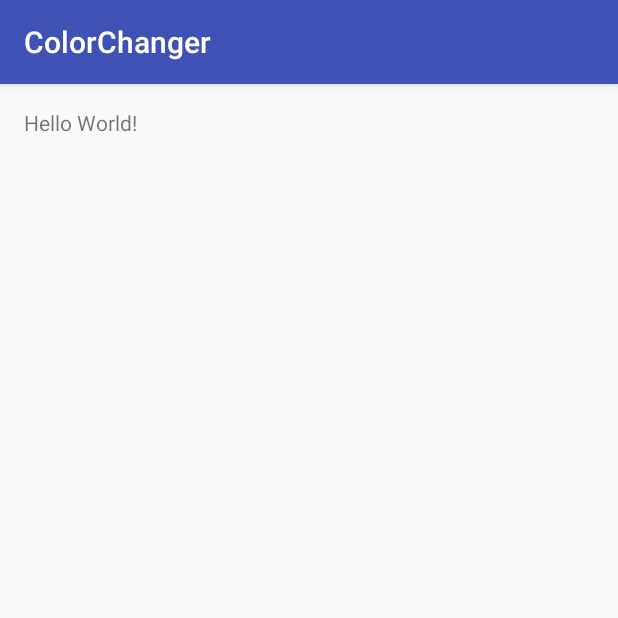
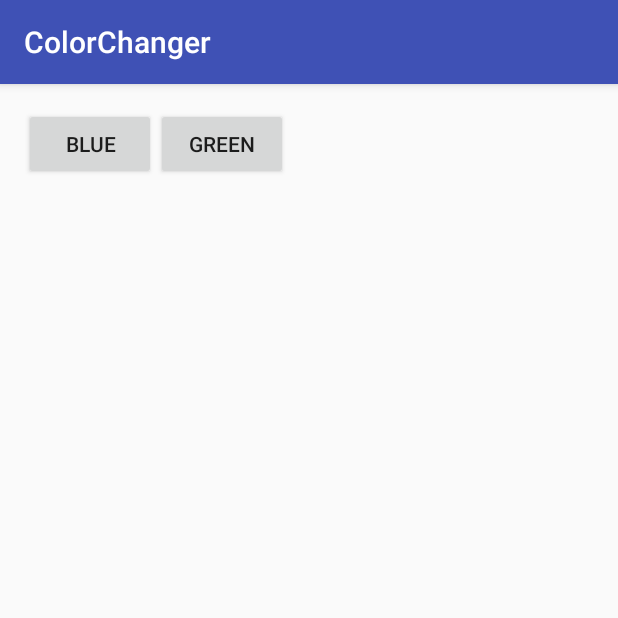
Before and after one commit to cbouwense/ColorChanger, an Android app: the screen it shows after launch (MainActivity), on a phone screen of 412 x 824 dp, the top half of it. Run offline under Robolectric (Android 15) with nearby library versions, the phone set to English and light mode, and no system bars.

Commit message:
Added buttons which change the background color to blue or green.

```diff
--- a/app/src/main/java/com/example/christian/colorchanger/MainActivity.java
+++ b/app/src/main/java/com/example/christian/colorchanger/MainActivity.java
@@ -1,13 +1,41 @@
 package com.example.christian.colorchanger;
 
+import android.graphics.Color;
 import android.support.v7.app.AppCompatActivity;
 import android.os.Bundle;
+import android.view.View;
+import android.widget.Button;
+import android.widget.RelativeLayout;
+
+import static com.example.christian.colorchanger.R.layout.activity_main;
 
 public class MainActivity extends AppCompatActivity {
+
+    RelativeLayout background;
+    Button b_btn, g_btn;
 
     @Override
     protected void onCreate(Bundle savedInstanceState) {
         super.onCreate(savedInstanceState);
         setContentView(R.layout.activity_main);
+
+        background = (RelativeLayout) findViewById(R.id.activity_main);
+        b_btn = (Button) findViewById(R.id.b_btn_id);
+        g_btn = (Button) findViewById(R.id.g_btn_id);
+
+        b_btn.setOnClickListener(new View.OnClickListener() {
+            @Override
+            public void onClick(View view) {
+                background.setBackgroundColor(Color.parseColor("#0000FF"));
+            }
+        });
+
+        g_btn.setOnClickListener(new View.OnClickListener() {
+            @Override
+            public void onClick(View view) {
+                background.setBackgroundColor(Color.parseColor("#00FF00"));
+            }
+        });
+
     }
 }
--- a/app/src/main/res/layout/activity_main.xml
+++ b/app/src/main/res/layout/activity_main.xml
@@ -10,8 +10,19 @@
     android:paddingTop="@dimen/activity_vertical_margin"
     tools:context="com.example.christian.colorchanger.MainActivity">
 
-    <TextView
+    <Button
         android:layout_width="wrap_content"
         android:layout_height="wrap_content"
-        android:text="Hello World!" />
+        android:text="Blue"
+        android:id = "@+id/b_btn_id" />
+
+    <Button
+        android:layout_width="wrap_content"
+        android:layout_height="wrap_content"
+        android:text="Green"
+        android:id = "@+id/g_btn_id"
+        android:layout_alignParentTop="true"
+        android:layout_toRightOf="@+id/b_btn_id"
+        android:layout_toEndOf="@+id/b_btn_id" />
+
 </RelativeLayout>
--- a/app/src/main/res/values/strings.xml
+++ b/app/src/main/res/values/strings.xml
@@ -1,3 +1,5 @@
 <resources>
     <string name="app_name">ColorChanger</string>
+    <string name="blue">#0000FF</string>
+    <string name="green">#00FF00</string>
 </resources>
```
